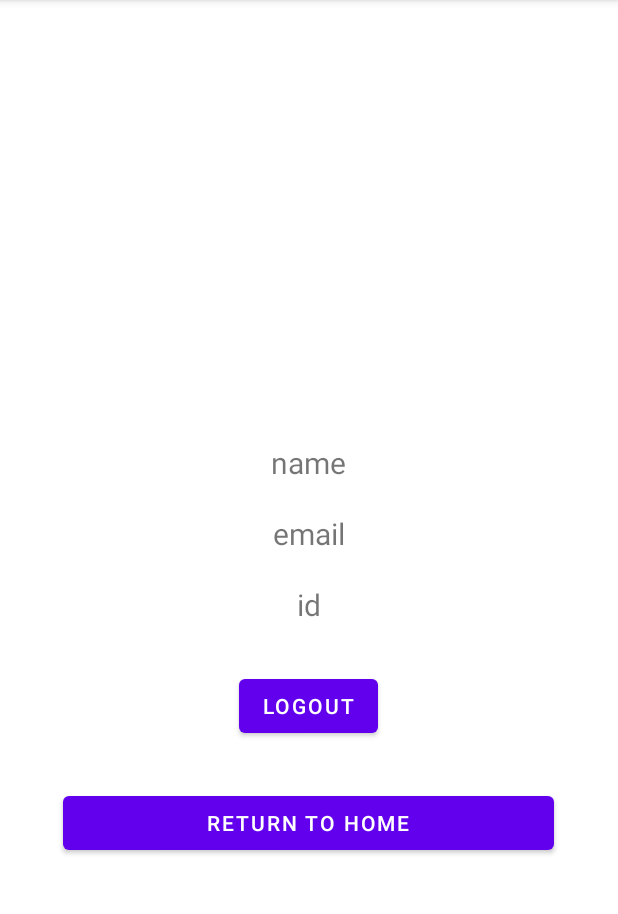
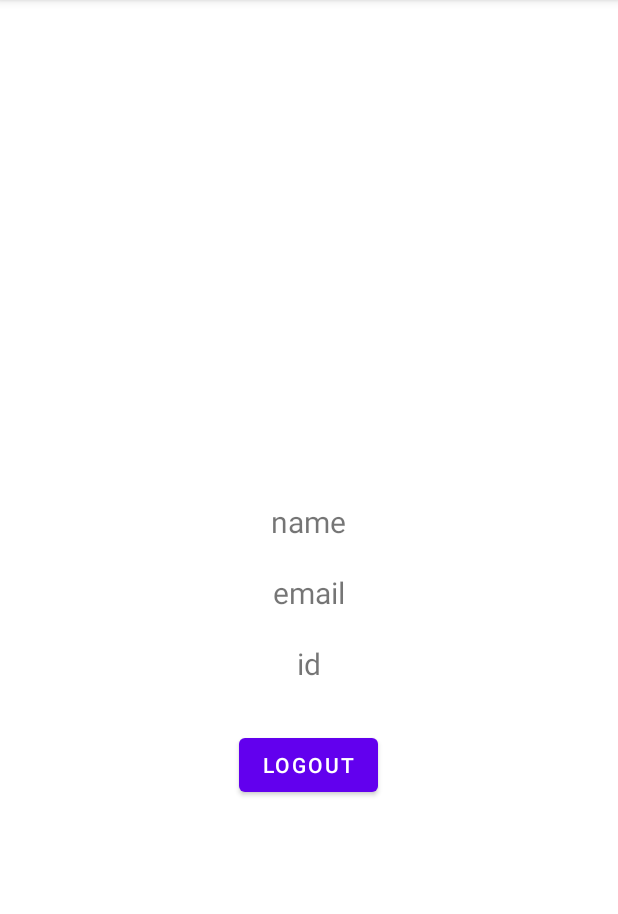
Before and after one commit to omarr321/AppDevProject, an Android app: the fragment ProfileFragment shown on its own in the app's theme, on a phone screen of 412 x 824 dp, the part 84-998 px from its top. Run offline under Robolectric (Android 15) with nearby library versions, the phone set to English and light mode, and no system bars; our stand-ins replace Firebase (no records; nobody signed in at launch, a user with empty details on screens opened directly); 2 statements that could not run were skipped.

Commit message:
Added the account management feature to the mobile application.
COMPLETED: Sign in via google account
COMPLETED: Create a logout button
COMPLETED: Being of Profile page

TODO: Sign in via email/password (or through other avenues)
TODO: Beautify the GUI

FIXED: Bug that crashes when user swipe back and forth on profile page.

```diff
--- a/app/src/main/java/edu/wit/ontime/ui/main/ProfileFragment.java
+++ b/app/src/main/java/edu/wit/ontime/ui/main/ProfileFragment.java
@@ -38,7 +38,7 @@ public class ProfileFragment extends Fragment implements GoogleApiClient.OnConne
     GoogleApiClient googleApiClient;
     GoogleSignInOptions gso;
     GoogleSignInAccount account;
-
+    private ProfileFragment ProfileFragment;
 
 
     @Override
@@ -55,13 +55,18 @@ public class ProfileFragment extends Fragment implements GoogleApiClient.OnConne
         profile = v.findViewById(R.id.profileImage);
         logout.setOnClickListener(logoutUser);
 
+        if(userID.getText().toString().equals("id")){
             gso = new GoogleSignInOptions.Builder(GoogleSignInOptions.DEFAULT_SIGN_IN)
                     .requestEmail()
+                    .requestIdToken(getString(R.string.web_client_id))
                     .build();
             googleApiClient = new GoogleApiClient.Builder(getActivity())
                     .enableAutoManage(getActivity(), this)
                     .addApi(Auth.GOOGLE_SIGN_IN_API, gso)
                     .build();
+        }
+
+
 
         return v;
     }
@@ -69,13 +74,17 @@ public class ProfileFragment extends Fragment implements GoogleApiClient.OnConne
     @Override
     public void onStart() {
         super.onStart();
-        OptionalPendingResult opr = Auth.GoogleSignInApi.silentSignIn(googleApiClient);
+
+        if(userID.getText().toString().equals("id")){
+            OptionalPendingResult <GoogleSignInResult> opr = Auth.GoogleSignInApi.silentSignIn(googleApiClient);
             if(opr.isDone()){
-            GoogleSignInResult result = (GoogleSignInResult) opr.get();
+                GoogleSignInResult result = opr.get();
                 handleSignIn(result);
             } else {
-            opr.setResultCallback(googleSignInResult -> handleSignIn((GoogleSignInResult) googleSignInResult));
+                opr.setResultCallback(googleSignInResult -> handleSignIn(googleSignInResult));
             }
+        }
+
     }
 
     public static ProfileFragment newInstance(String text) {
@@ -96,6 +105,7 @@ public class ProfileFragment extends Fragment implements GoogleApiClient.OnConne
             userEmail.setText(account.getEmail());
             userID.setText(account.getId());
         }
+
         try{
             Glide.with(getActivity()).load(account.getPhotoUrl()).into(profile);
         } catch(NullPointerException e){
--- a/app/src/main/java/edu/wit/ontime/ui/main/SignInActivity.java
+++ b/app/src/main/java/edu/wit/ontime/ui/main/SignInActivity.java
@@ -130,7 +130,7 @@ public class SignInActivity extends Activity {
 
     private void updateUI(FirebaseUser user) {
         if(user == null){
-            //showResult("Login Unsuccessful");
+            showResult("Login Unsuccessful");
         }else{
             //When successful transfer user to their account page
 
--- a/app/src/main/res/layout/fragment_profile.xml
+++ b/app/src/main/res/layout/fragment_profile.xml
@@ -45,12 +45,5 @@
             android:text="Logout"
             android:layout_marginTop="30dp"/>
 
-        <Button
-            android:id="@+id/Return"
-            android:layout_width="327dp"
-            android:layout_height="wrap_content"
-            android:layout_marginTop="30dp"
-            android:onClick="returnProfile"
-            android:text="Return to Home" />
     </LinearLayout>
 </RelativeLayout>
```
Lines whose indentation alone changed are shown as unchanged.
